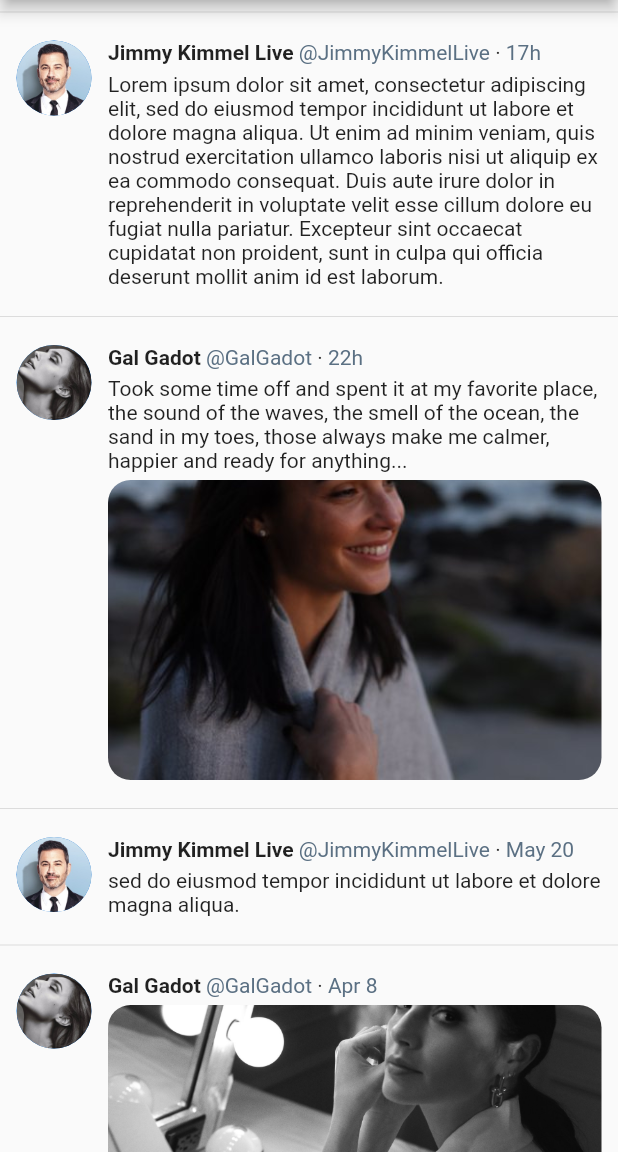
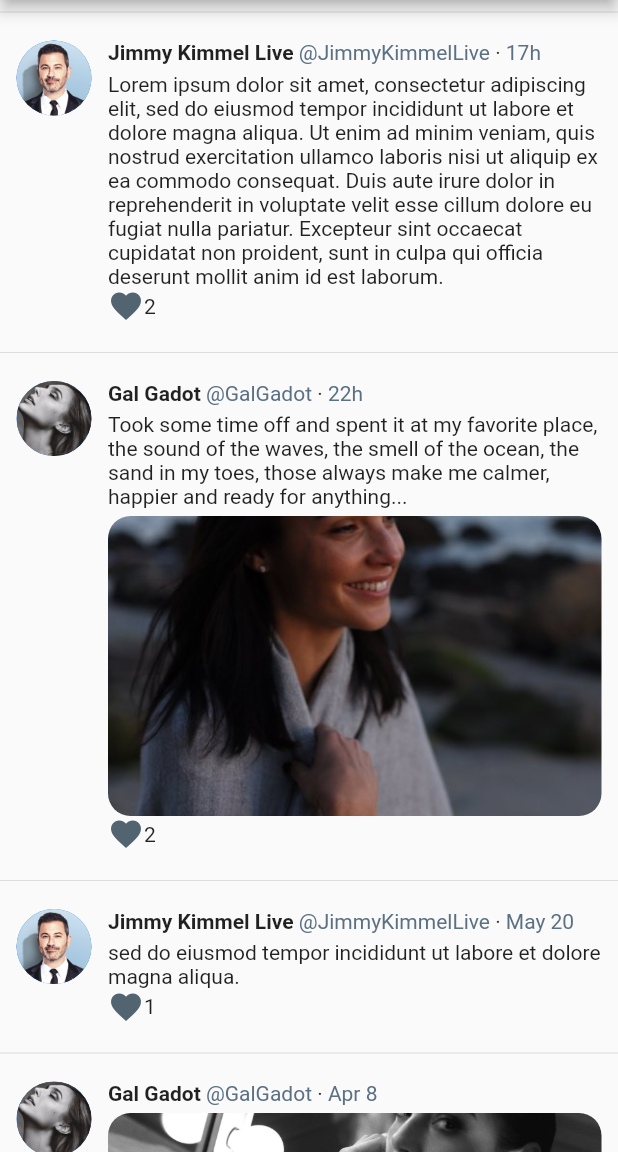
Before and after one commit to taldokh/twitter_clone, a Flutter app: the Home screen opened by its route, on a phone screen of 412 x 824 dp, the part 84-1236 px from its top. Run offline on Flutter 3.47's test engine with Material 2 defaults, Android fonts, the phone set to English and light mode, and no system bars.

Commit message:
add like button

```diff
--- a/FlutterFrontend/lib/data.dart
+++ b/FlutterFrontend/lib/data.dart
@@ -87,7 +87,7 @@ List<Post> posts = [
             fit: BoxFit.fill,
           ),
           'It’s time to level up. \nClick to shop the latest collection: http://projectrock.online/tpp\n#ThroughTheWork\n#ProjectRock\n@TheRock'),
-      [1, 3],
+      [3],
       List.empty(),
       'Jun 1'),
   Post(
@@ -95,7 +95,7 @@ List<Post> posts = [
       2,
       TextContent(
           'sed do eiusmod tempor incididunt ut labore et dolore magna aliqua.'),
-      [1, 3],
+      [1],
       List.empty(),
       'May 20'),
   Post(
@@ -104,7 +104,7 @@ List<Post> posts = [
       ImageContent(Image.asset(
         'assets/images/post_image32.jpg',
       )),
-      [1, 3],
+      [1, 2],
       List.empty(),
       'Apr 8'),
 ];
--- a/FlutterFrontend/lib/models/fetched_post.dart
+++ b/FlutterFrontend/lib/models/fetched_post.dart
@@ -1,3 +1,5 @@
+import 'dart:collection';
+
 import 'package:FlutterFrontend/models/content.dart';
 import 'package:flutter/cupertino.dart';
 
@@ -8,10 +10,11 @@ class FetchedPost {
   final String _handle;
   final String _uploadTime;
   final Content _content;
+  final List<int> _likes;
   final int _userID;
 
   FetchedPost(this._userImage, this._name, this._handle, this._uploadTime,
-      this._content, this._userID);
+      this._content, this._likes, this._userID);
 
   Image get userImage => this._userImage;
 
@@ -23,5 +26,9 @@ class FetchedPost {
 
   Content get content => this._content;
 
+  UnmodifiableListView<int> get likes => UnmodifiableListView(this._likes);
+
+  String get likesCount => this.likes.length.toString();
+
   int get userID => this._userID;
 }
--- a/FlutterFrontend/lib/screens/home/home.dart
+++ b/FlutterFrontend/lib/screens/home/home.dart
@@ -50,6 +50,7 @@ List<UserPost> _fetchHomeWallPosts(int id) {
                 _userHandleById(post.userId),
                 post.uploadTime,
                 post.content,
+                post.likes,
                 post.userId),
           ))
       .toList();
--- a/FlutterFrontend/lib/screens/user_profile/user_profile.dart
+++ b/FlutterFrontend/lib/screens/user_profile/user_profile.dart
@@ -56,6 +56,7 @@ class UserProfile extends StatelessWidget {
             _userHandleById(post.userId),
             post.uploadTime,
             post.content,
+            post.likes,
             post.userId)))
         .toList();
   }
--- a/FlutterFrontend/lib/widgets/user_post.dart
+++ b/FlutterFrontend/lib/widgets/user_post.dart
@@ -1,8 +1,10 @@
+import 'package:FlutterFrontend/models/session_state.dart';
 import 'package:flutter/material.dart';
 import 'package:intl/intl.dart';
 import 'package:FlutterFrontend/models/image_and_text_content.dart';
 import 'package:FlutterFrontend/models/image_content.dart';
 import 'package:FlutterFrontend/models/text_content.dart';
+import 'package:provider/provider.dart';
 import '../models/content.dart';
 import '../models/fetched_post.dart';
 import './post_text.dart';
@@ -48,7 +50,23 @@ class UserPost extends StatelessWidget {
                     ),
                     Container(
                         margin: EdgeInsets.only(top: 5),
-                        child: this._contentType(this._fetchedPost.content))
+                        child: this._contentType(this._fetchedPost.content)),
+                    Container(
+                        child: Row(
+                      children: [
+                        Consumer<SessionState>(
+                          builder: (context, session, child) {
+                            return Icon(
+                              _didUserLiked(session.userID)
+                                  ? Icons.favorite
+                                  : Icons.favorite_outline,
+                              color: Color(0xFF536471),
+                            );
+                          },
+                        ),
+                        Text(this._fetchedPost.likesCount)
+                      ],
+                    ))
                   ],
                 ),
               ),
@@ -57,6 +75,10 @@ class UserPost extends StatelessWidget {
         ),
       ),
     ]);
+  }
+
+  bool _didUserLiked(int userID) {
+    return this._fetchedPost.likes.contains(userID);
   }
 
   _onProfileTap(BuildContext context, int userID) {
```
